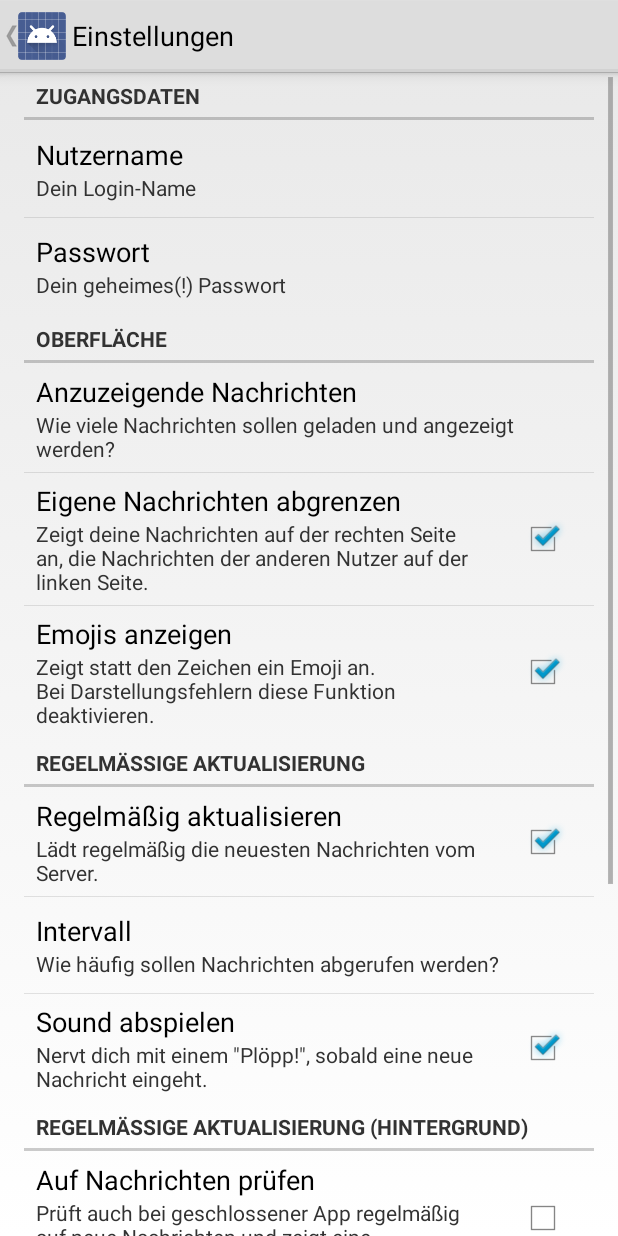
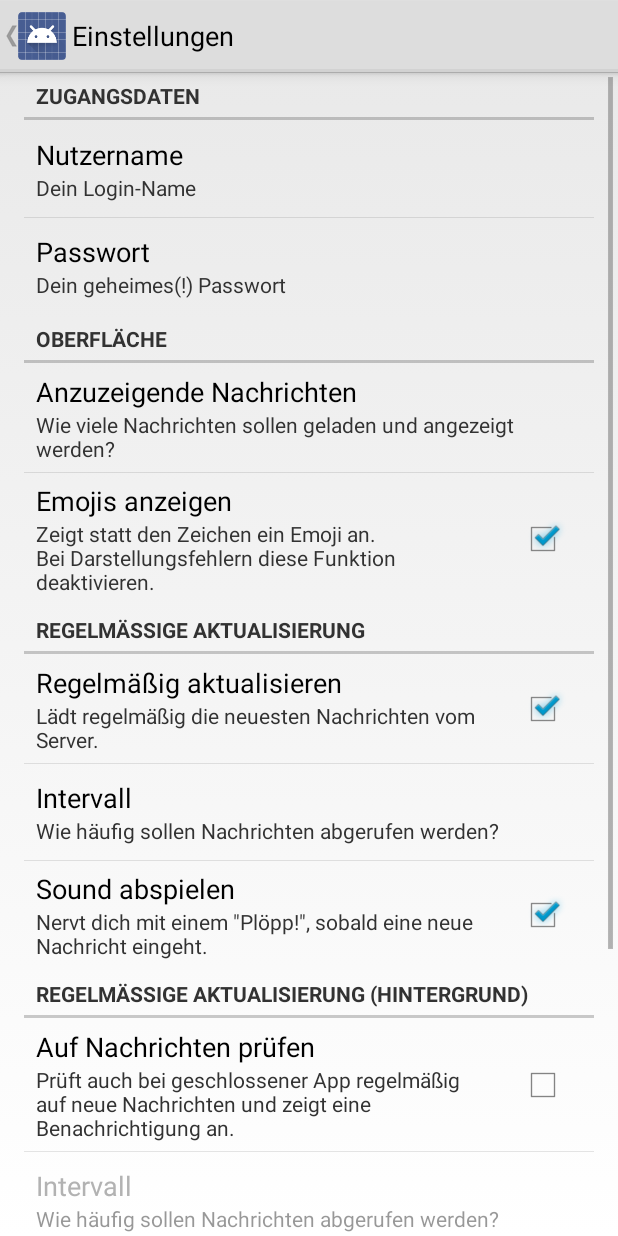
Before and after one commit to menzerath/android-blackphantom.de-shoutbox, an Android app: the screen it shows after launch (SettingsActivity), in the options menu, after a tap on "Einstellungen", on a phone screen of 412 x 824 dp. Run offline under Robolectric (Android 15) with nearby library versions, the phone set to English and light mode, and no system bars.

Commit message:
#16: HTML-Parser entfernt und stattdessen den Nachrichten-Hintergrund bei Nennung des User-Namens in ein schönes rot-rosa gefärbt; unnötige Einstellung entfernt

```diff
--- a/app/build.gradle
+++ b/app/build.gradle
@@ -1,7 +1,6 @@
 apply plugin: 'com.android.application'
-
 android {
-    compileSdkVersion 'android-20'
+    compileSdkVersion 21
     buildToolsVersion "21.1.1"
 
     defaultConfig {
@@ -11,6 +10,7 @@ android {
         versionCode 1
         versionName "1.0 Beta 8"
     }
+
     buildTypes {
         release {
             minifyEnabled true
@@ -18,3 +18,5 @@ android {
         }
     }
 }
+dependencies {
+}
--- a/app/src/main/java/eu/menzerath/bpchat/User.java
+++ b/app/src/main/java/eu/menzerath/bpchat/User.java
@@ -140,12 +140,7 @@ public class User {
                     String key = (String) keys.next();
                     JSONArray messageData = payloadData.getJSONArray(key);
 
-                    boolean ownMessage = false;
-                    if (prefs.getBoolean("twoBubbles", true) && messageData.getString(0).equalsIgnoreCase(this.username)) {
-                        ownMessage = true;
-                    }
-
-                    messages.add(new ChatMessage(Integer.parseInt(key), messageData.getString(0), Helper.serverTimestampToDate(messageData.getString(1)), messageData.getString(2), !ownMessage));
+                    messages.add(new ChatMessage(Integer.parseInt(key), messageData.getString(0), Helper.serverTimestampToDate(messageData.getString(1)), messageData.getString(2), messageData.getString(0).equalsIgnoreCase(this.username)));
                 }
                 Collections.sort(messages);
                 isLoadingMessages = false;
--- a/app/src/main/java/eu/menzerath/bpchat/chat/ChatMessage.java
+++ b/app/src/main/java/eu/menzerath/bpchat/chat/ChatMessage.java
@@ -11,14 +11,14 @@ public class ChatMessage implements Comparable<ChatMessage> {
     private final String from;
     private final Date time;
     private final String message;
-    private final boolean left;
+    private final boolean ownMessage;
 
-    public ChatMessage(int id, String from, Date time, String message, boolean left) {
+    public ChatMessage(int id, String from, Date time, String message, boolean ownMessage) {
         this.id = id;
         this.from = from;
         this.time = time;
         this.message = message;
-        this.left = left;
+        this.ownMessage = ownMessage;
     }
 
     @Override
@@ -43,7 +43,7 @@ public class ChatMessage implements Comparable<ChatMessage> {
         return message;
     }
 
-    public boolean isLeft() {
-        return left;
+    public boolean isOwnMessage() {
+        return ownMessage;
     }
 }
--- a/app/src/main/java/eu/menzerath/bpchat/chat/MessageArrayAdapter.java
+++ b/app/src/main/java/eu/menzerath/bpchat/chat/MessageArrayAdapter.java
@@ -1,8 +1,6 @@
 package eu.menzerath.bpchat.chat;
 
 import android.content.Context;
-import android.text.Html;
-import android.text.SpannedString;
 import android.view.Gravity;
 import android.view.LayoutInflater;
 import android.view.View;
@@ -62,34 +60,33 @@ public class MessageArrayAdapter extends ArrayAdapter<ChatMessage> {
         tvTime.setText(Helper.formatDateToString(message.getTime()));
         tvMessage.setText(prepareMessage(message.getMessage()));
 
-        if (message.getFrom().equalsIgnoreCase(chatActivity.getUser().username) && !message.isLeft())
+        if (message.isOwnMessage())
             tvFrom.setText(""); // "tvFrom.setVisibility(View.GONE);" funktioniert nicht korrekt!
 
         // Anpassung der Blasen für besseren Look
-        messageBubble.setBackgroundResource(message.isLeft() ? R.drawable.bubble_left : R.drawable.bubble_right);
-        messageBubble.setGravity(message.isLeft() ? Gravity.LEFT : Gravity.RIGHT);
-        wrapper.setGravity(message.isLeft() ? Gravity.LEFT : Gravity.RIGHT);
+        messageBubble.setBackgroundResource(message.isOwnMessage() ? R.drawable.bubble_right : R.drawable.bubble_left);
+        if (message.getMessage().contains("@" + chatActivity.getPrefs().getString("username", ""))) {
+            messageBubble.setBackgroundResource(message.isOwnMessage() ? R.drawable.bubble_right_mention : R.drawable.bubble_left_mention);
+        }
+        messageBubble.setGravity(message.isOwnMessage() ? Gravity.RIGHT : Gravity.LEFT);
+        wrapper.setGravity(message.isOwnMessage() ? Gravity.RIGHT : Gravity.LEFT);
 
         LinearLayout.LayoutParams params = new LinearLayout.LayoutParams(LinearLayout.LayoutParams.WRAP_CONTENT, LinearLayout.LayoutParams.WRAP_CONTENT);
-        if (message.isLeft()) {
+        if (message.isOwnMessage()) {
+            params.setMargins(14, 3, 3, 3);
+        } else {
             params.setMargins(3, 3, 14, 3);
-        } else {
-            params.setMargins(14, 3, 3, 3);
         }
         messageBubble.setLayoutParams(params);
         return row;
     }
 
-    private SpannedString prepareMessage(String rawMessage) {
+    private String prepareMessage(String rawMessage) {
         if (chatActivity.getPrefs().getBoolean("showEmojis", true)) {
             rawMessage = Emoji.replaceInText(rawMessage);
         }
 
-        if (rawMessage.contains("@" + chatActivity.getPrefs().getString("username", ""))) {
-            rawMessage = rawMessage.replaceAll("(?i)@" + chatActivity.getPrefs().getString("username", ""), "<b>$0</b>");
-        }
-
-        return new SpannedString(Html.fromHtml(rawMessage));
+        return rawMessage;
     }
 
     public ChatMessage getItem(int index) {
--- a/app/src/main/res/values/strings_prefs.xml
+++ b/app/src/main/res/values/strings_prefs.xml
@@ -9,8 +9,6 @@
     <string name="cat_ui">Oberfläche</string>
     <string name="title_ui_maxMessages">Anzuzeigende Nachrichten</string>
     <string name="sum_ui_maxMessages">Wie viele Nachrichten sollen geladen und angezeigt werden?</string>
-    <string name="title_ui_twoBubbles">Eigene Nachrichten abgrenzen</string>
-    <string name="sum_ui_twoBubbles">Zeigt deine Nachrichten auf der rechten Seite an, die Nachrichten der anderen Nutzer auf der linken Seite.</string>
     <string name="title_ui_showEmojis">Emojis anzeigen</string>
     <string name="sum_ui_showEmojis">Zeigt statt den Zeichen ein Emoji an.\nBei Darstellungsfehlern diese Funktion deaktivieren.</string>
 
--- a/app/src/main/res/xml/prefs.xml
+++ b/app/src/main/res/xml/prefs.xml
@@ -22,11 +22,6 @@
             android:key="maxMessages"
             android:summary="@string/sum_ui_maxMessages"
             android:title="@string/title_ui_maxMessages" />
-        <CheckBoxPreference
-            android:defaultValue="true"
-            android:key="twoBubbles"
-            android:summary="@string/sum_ui_twoBubbles"
-            android:title="@string/title_ui_twoBubbles" />
         <CheckBoxPreference
             android:defaultValue="true"
             android:key="showEmojis"
```
Also changed, not shown: app/src/main/res/drawable-xhdpi/bubble_left_mention.9.png (added), app/src/main/res/drawable-xhdpi/bubble_right_mention.9.png (added), 1 other file.
